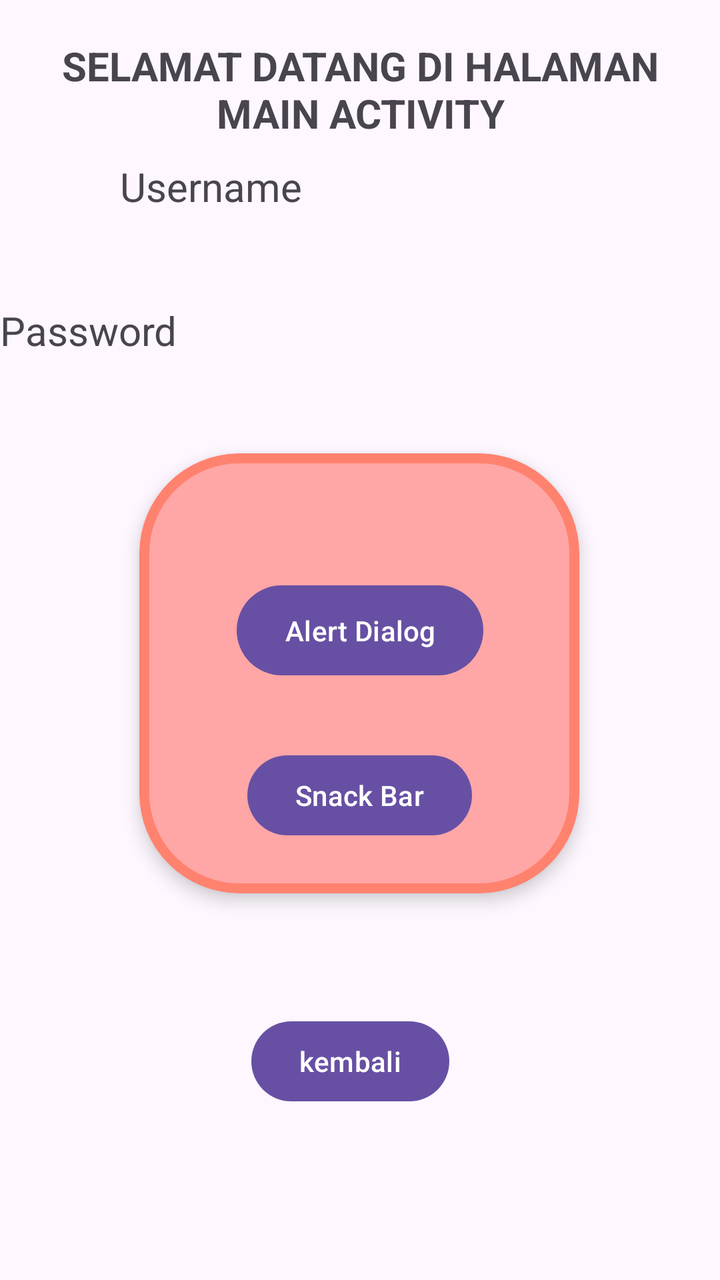
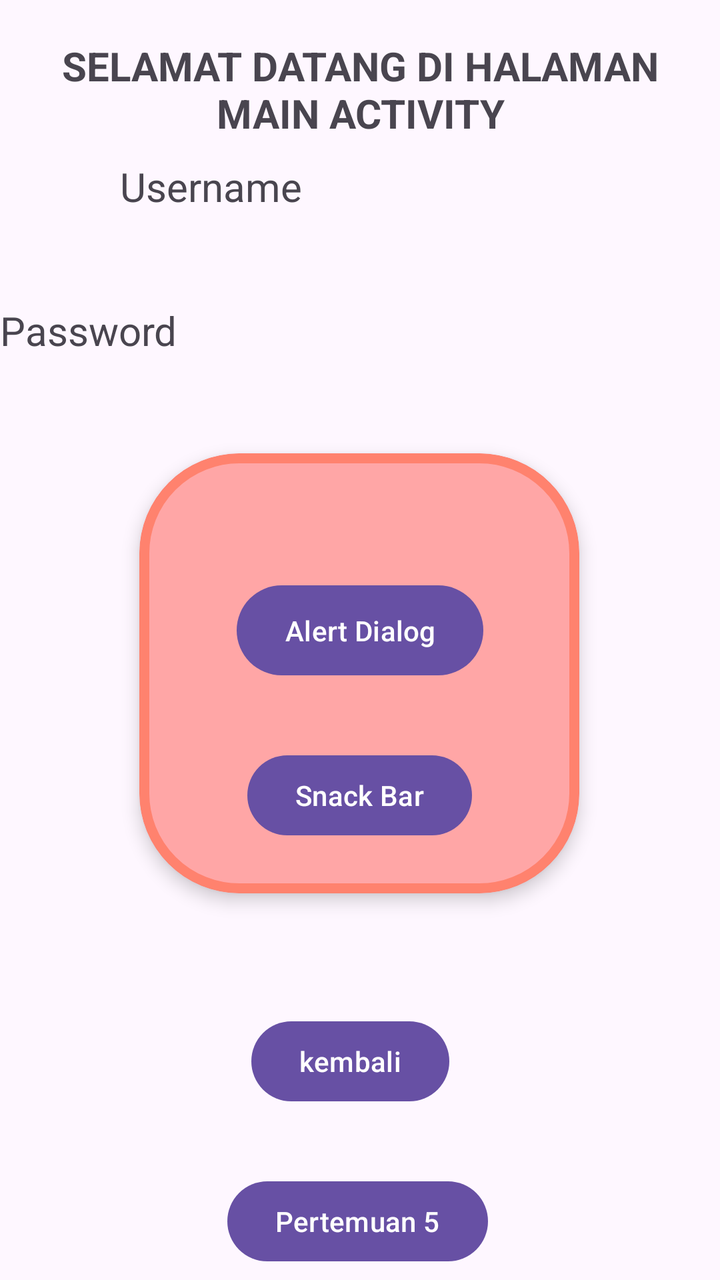

Compare the two renders of this Android layout. The source of the first and the diff that turns it into the second are given below.
<!-- AndroidManifest.xml: application theme Theme.AlifTaufiq_3TIB -->
<!-- res/layout/activity_main.xml -->
<?xml version="1.0" encoding="utf-8"?>
<androidx.constraintlayout.widget.ConstraintLayout xmlns:android="http://schemas.android.com/apk/res/android"
    xmlns:app="http://schemas.android.com/apk/res-auto"
    xmlns:tools="http://schemas.android.com/tools"
    android:id="@+id/main"
    android:layout_width="match_parent"
    android:layout_height="match_parent"
    tools:context=".MainActivity">

    <TextView
        android:id="@+id/txtUsername"
        android:layout_width="wrap_content"
        android:layout_height="wrap_content"
        android:layout_marginStart="60dp"
        android:text="Username"
        android:textSize="20dp"
        app:layout_constraintBottom_toBottomOf="parent"
        app:layout_constraintStart_toStartOf="parent"
        app:layout_constraintTop_toTopOf="parent"
        app:layout_constraintVertical_bias="0.13" />

    <TextView
        android:id="@+id/txtPassword"
        android:layout_width="112dp"
        android:layout_height="35dp"
        android:layout_marginEnd="248dp"
        android:text="Password"
        android:textSize="20dp"

        app:layout_constraintBottom_toBottomOf="parent"
        app:layout_constraintEnd_toEndOf="parent"
        app:layout_constraintTop_toBottomOf="@+id/textView3"
        app:layout_constraintVertical_bias="0.124" />

    <TextView
        android:id="@+id/textView3"
        android:layout_width="335dp"
        android:layout_height="68dp"
        android:text="SELAMAT DATANG DI HALAMAN MAIN ACTIVITY"
        android:textAlignment="center"
        android:textSize="20dp"
        android:textStyle="bold"
        app:layout_constraintBottom_toBottomOf="parent"
        app:layout_constraintEnd_toEndOf="parent"
        app:layout_constraintStart_toStartOf="parent"
        app:layout_constraintTop_toTopOf="parent"
        app:layout_constraintVertical_bias="0.034" />


    <com.google.android.material.card.MaterialCardView
        android:id="@+id/materialCardView"
        android:layout_width="220dp"
        android:layout_height="220dp"
        android:layout_marginTop="40dp"
        app:layout_constraintEnd_toEndOf="parent"
        app:layout_constraintHorizontal_bias="0.497"
        app:layout_constraintStart_toStartOf="parent"
        app:cardElevation="5dp"
        app:cardBackgroundColor="#FFA6A6"
        app:strokeColor="#FF826E"
        app:strokeWidth="5dp"
        app:cardCornerRadius="50dp"
        app:layout_constraintTop_toBottomOf="@+id/txtPassword">

        <androidx.constraintlayout.widget.ConstraintLayout
            android:layout_width="match_parent"
            android:layout_height="match_parent"
            android:layout_margin="10dp">

            <Button
                android:id="@+id/btnSnackBar"
                android:layout_width="wrap_content"
                android:layout_height="wrap_content"

                android:layout_marginTop="32dp"
                android:text="Snack Bar"
                app:layout_constraintEnd_toEndOf="parent"
                app:layout_constraintStart_toStartOf="parent"
                app:layout_constraintTop_toBottomOf="@+id/AlertDialog" />

            <Button
                android:id="@+id/AlertDialog"
                android:layout_width="wrap_content"
                android:layout_height="53dp"

                android:layout_marginTop="52dp"
                android:text="Alert Dialog"
                app:layout_constraintEnd_toEndOf="parent"
                app:layout_constraintHorizontal_bias="0.505"
                app:layout_constraintStart_toStartOf="parent"
                app:layout_constraintTop_toTopOf="parent" />
        </androidx.constraintlayout.widget.ConstraintLayout>


    </com.google.android.material.card.MaterialCardView>

    <Button
        android:id="@+id/btnkembali"
        android:layout_width="wrap_content"
        android:layout_height="wrap_content"
        android:layout_marginTop="60dp"
        android:text="kembali"
        app:layout_constraintEnd_toEndOf="parent"
        app:layout_constraintHorizontal_bias="0.482"
        app:layout_constraintStart_toStartOf="parent"
        app:layout_constraintTop_toBottomOf="@+id/materialCardView" />






</androidx.constraintlayout.widget.ConstraintLayout>
<!-- resources referenced by this layout -->
<resources>
  <style name="Theme.AlifTaufiq_3TIB" parent="Base.Theme.AlifTaufiq_3TIB" />
  <style name="Base.Theme.AlifTaufiq_3TIB" parent="Theme.Material3.DayNight.NoActionBar">
          
          
      </style>
</resources>

<!-- the commit's change to res/layout/activity_main.xml (unified diff, before → after) -->
@@ -6,6 +6,8 @@
     android:layout_width="match_parent"
     android:layout_height="match_parent"
     tools:context=".MainActivity">
+
+
 
     <TextView
         android:id="@+id/txtUsername"
@@ -105,9 +107,16 @@
         app:layout_constraintStart_toStartOf="parent"
         app:layout_constraintTop_toBottomOf="@+id/materialCardView" />
 
-
-
-
+    <Button
+        android:id="@+id/btnToLima"
+        android:layout_width="wrap_content"
+        android:layout_height="wrap_content"
+        android:layout_marginTop="32dp"
+        android:text="Pertemuan 5"
+        app:layout_constraintEnd_toEndOf="parent"
+        app:layout_constraintHorizontal_bias="0.495"
+        app:layout_constraintStart_toStartOf="parent"
+        app:layout_constraintTop_toBottomOf="@+id/btnkembali" />
 
 
 </androidx.constraintlayout.widget.ConstraintLayout>
